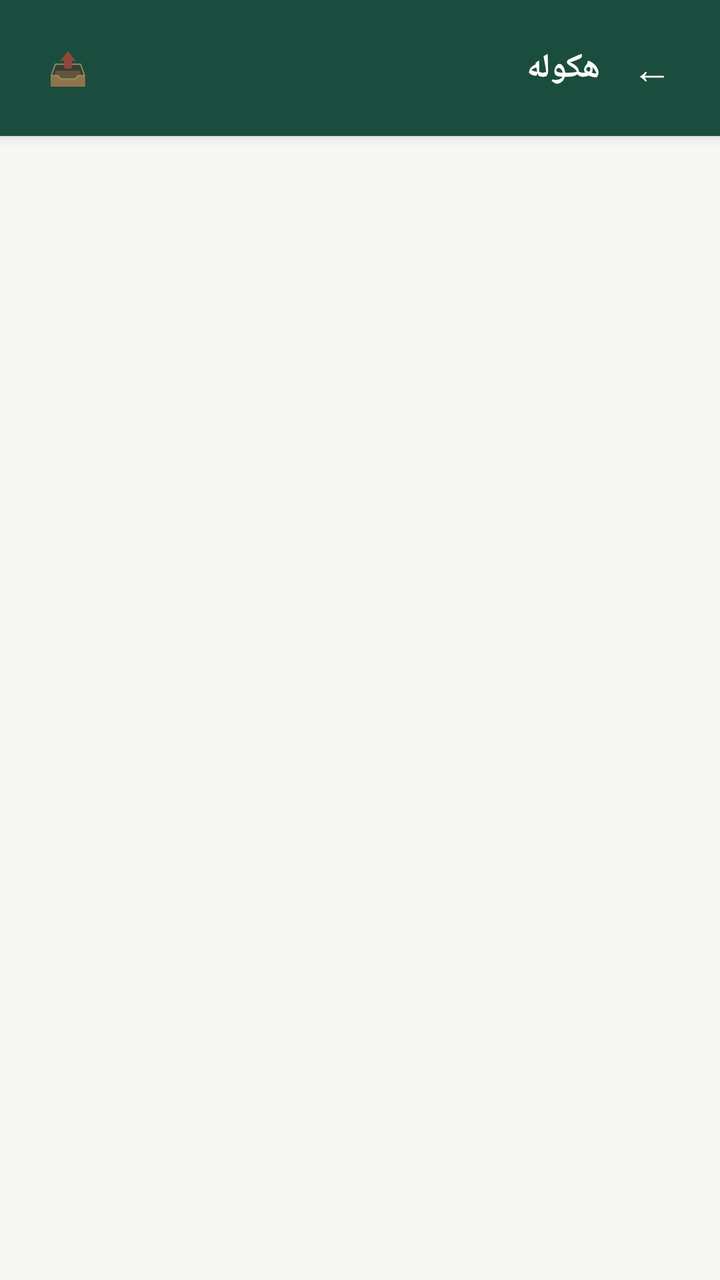
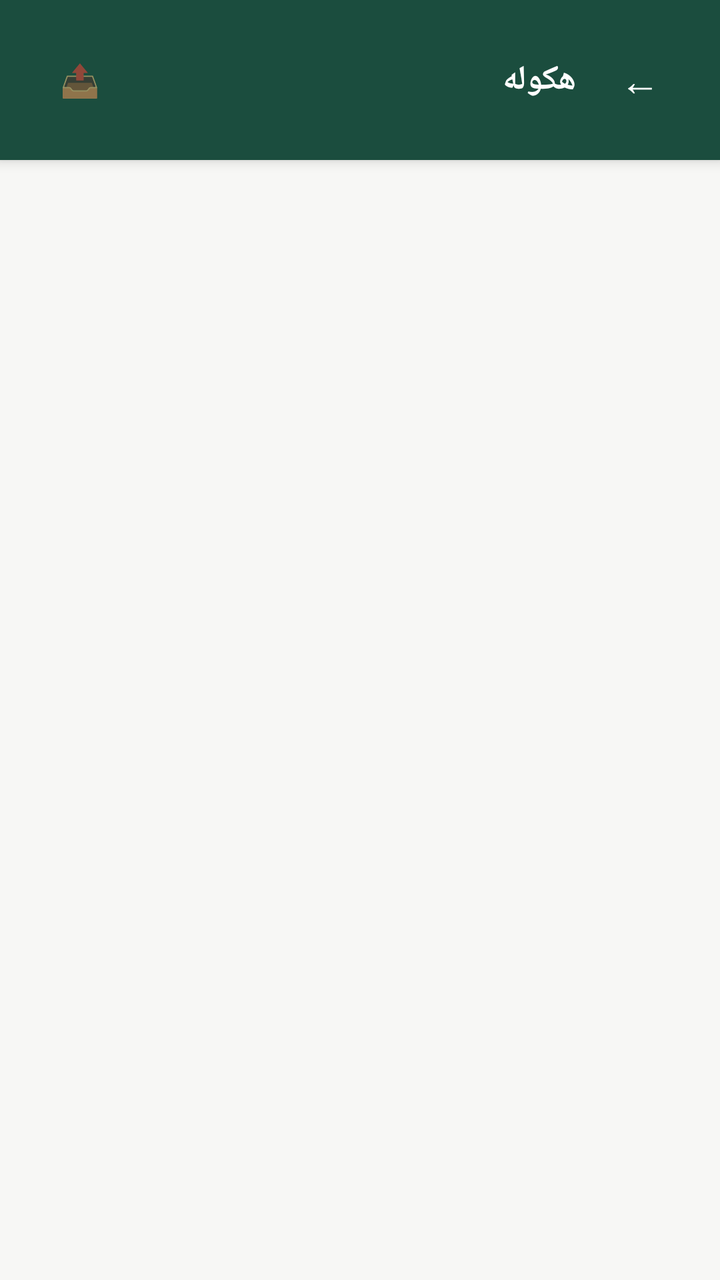

Before-and-after screenshots of an Android layout around one commit, followed by the original layout XML and the change that was made.
<!-- AndroidManifest.xml: application theme AppTheme -->
<!-- res/layout/activity_article.xml -->
<?xml version="1.0" encoding="utf-8"?>
<LinearLayout xmlns:android="http://schemas.android.com/apk/res/android"
    android:layout_width="match_parent"
    android:layout_height="match_parent"
    android:orientation="vertical"
    android:layoutDirection="rtl"
    android:background="@color/bg">

    <LinearLayout
        android:layout_width="match_parent"
        android:layout_height="wrap_content"
        android:orientation="horizontal"
        android:gravity="center_vertical"
        android:background="@color/brand_primary"
        android:elevation="4dp"
        android:paddingStart="16dp"
        android:paddingEnd="16dp"
        android:paddingTop="16dp"
        android:paddingBottom="16dp">

        <TextView
            android:id="@+id/articleCloseButton"
            android:layout_width="36dp"
            android:layout_height="36dp"
            android:text="←"
            android:textColor="@color/white"
            android:textSize="20sp"
            android:gravity="center"
            android:clickable="true"
            android:focusable="true"
            android:background="?android:attr/selectableItemBackgroundBorderless" />

        <TextView
            android:id="@+id/articleHeaderTitle"
            android:layout_width="0dp"
            android:layout_height="wrap_content"
            android:layout_weight="1"
            android:layout_marginStart="8dp"
            android:text="هكوله"
            android:textColor="@color/white"
            android:textSize="17sp"
            android:textStyle="bold"
            android:maxLines="1"
            android:ellipsize="end" />

        <TextView
            android:id="@+id/articleShareButton"
            android:layout_width="36dp"
            android:layout_height="36dp"
            android:text="📤"
            android:textSize="16sp"
            android:gravity="center"
            android:clickable="true"
            android:focusable="true"
            android:background="?android:attr/selectableItemBackgroundBorderless" />
    </LinearLayout>

    <ScrollView
        android:layout_width="match_parent"
        android:layout_height="match_parent">

        <LinearLayout
            android:layout_width="match_parent"
            android:layout_height="wrap_content"
            android:orientation="vertical"
            android:padding="20dp">

            <TextView
                android:id="@+id/articleTitle"
                android:layout_width="match_parent"
                android:layout_height="wrap_content"
                android:textSize="22sp"
                android:textStyle="bold"
                android:textColor="@color/text"
                android:layout_marginBottom="16dp" />

            <TextView
                android:id="@+id/articleBody"
                android:layout_width="match_parent"
                android:layout_height="wrap_content"
                android:textSize="15.5sp"
                android:lineSpacingMultiplier="1.4"
                android:textColor="@color/text"
                android:textColorLink="@color/brand_accent" />

        </LinearLayout>
    </ScrollView>
</LinearLayout>
<!-- resources referenced by this layout -->
<resources>
  <color name="bg">#F7F7F5</color>
  <color name="brand_accent">#3FA480</color>
  <color name="brand_primary">#1B4D3E</color>
  <color name="text">#1A1A1A</color>
  <color name="white">#FFFFFF</color>
  <style name="AppTheme" parent="@android:style/Theme.Material.Light.NoActionBar">
          <item name="android:windowBackground">@color/bg</item>
          <item name="android:statusBarColor">@color/brand_primary</item>
          <item name="android:colorPrimary">@color/brand_primary</item>
          <item name="android:colorAccent">@color/brand_accent</item>
      </style>
</resources>

<!-- the commit's change to res/layout/activity_article.xml (unified diff, before → after) -->
@@ -20,8 +20,8 @@
 
         <TextView
             android:id="@+id/articleCloseButton"
-            android:layout_width="36dp"
-            android:layout_height="36dp"
+            android:layout_width="48dp"
+            android:layout_height="48dp"
             android:text="←"
             android:textColor="@color/white"
             android:textSize="20sp"
@@ -45,8 +45,8 @@
 
         <TextView
             android:id="@+id/articleShareButton"
-            android:layout_width="36dp"
-            android:layout_height="36dp"
+            android:layout_width="48dp"
+            android:layout_height="48dp"
             android:text="📤"
             android:textSize="16sp"
             android:gravity="center"
